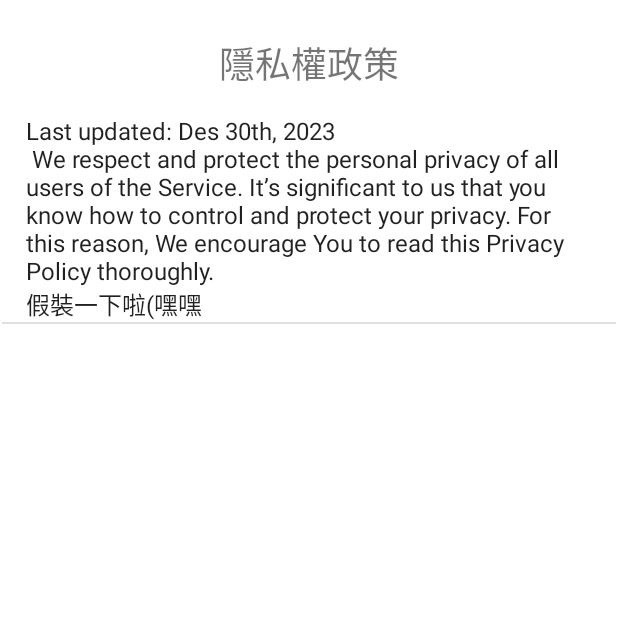
After one commit to Luin1223/Bottom_Navigation, an Android app: the Privacypolicy screen opened directly, with no data from a screen before it, on a phone screen of 412 x 824 dp, the top half of it. The commit adds this screen. Run offline under Robolectric (Android 15) with nearby library versions, the phone set to English and light mode, and no system bars.

Commit message:
我加了隱私!!!

```diff
--- a/app/src/main/AndroidManifest.xml
+++ b/app/src/main/AndroidManifest.xml
@@ -43,6 +43,8 @@
         <activity android:name=".SignUpActivity" />
         <activity android:name=".languages" android:label="languages"/>
         <activity android:name=".FinishActivity" />
+        <activity android:name=".Description" />
+        <activity android:name=".Privacypolicy" />
         <meta-data
             android:name="android.app.lib_name"
             android:value="" />
--- /dev/null
+++ b/app/src/main/java/com/example/bottomnavigation/Privacypolicy.java
@@ -0,0 +1,34 @@
+package com.example.bottomnavigation;
+
+import android.annotation.SuppressLint;
+import android.os.Bundle;
+import android.view.MenuItem;
+import android.widget.ArrayAdapter;
+import android.widget.ListView;
+import android.widget.TextView;
+
+import androidx.appcompat.app.AppCompatActivity;
+
+import org.jetbrains.annotations.Nullable;
+
+public class Privacypolicy extends AppCompatActivity {
+    @Override
+    protected void onCreate(@Nullable Bundle savedInstanceState) {
+        super.onCreate(savedInstanceState);
+        setContentView(R.layout.pp);
+
+        ListView listView = findViewById(R.id.list);
+
+        // Assuming you have a string array
+        String[] textArray = new String[]{
+                getString(R.string.long_text),
+        };
+
+        // Create an ArrayAdapter to populate the ListView
+        ArrayAdapter<String> adapter = new ArrayAdapter<>(this, android.R.layout.simple_list_item_1, textArray);
+
+        // Set the adapter to the ListView
+        listView.setAdapter(adapter);
+
+    }
+}
--- /dev/null
+++ b/app/src/main/res/layout/pp.xml
@@ -0,0 +1,39 @@
+<?xml version="1.0" encoding="utf-8"?>
+<androidx.constraintlayout.widget.ConstraintLayout xmlns:android="http://schemas.android.com/apk/res/android"
+    android:layout_width="match_parent"
+    android:layout_height="match_parent"
+    xmlns:app="http://schemas.android.com/apk/res-auto"
+    xmlns:tools="http://schemas.android.com/tools">
+
+    <TextView
+        android:id="@+id/textView2"
+        android:layout_width="match_parent"
+        android:layout_height="wrap_content"
+        android:layout_alignParentStart="true"
+        android:layout_alignParentEnd="true"
+        android:layout_gravity="center"
+        android:layout_marginStart="24dp"
+        android:layout_marginTop="24dp"
+        android:layout_marginEnd="24dp"
+        android:gravity="center"
+        android:text="@string/privacypolicy"
+        android:textSize="24dp"
+        app:layout_constraintEnd_toEndOf="parent"
+        app:layout_constraintHorizontal_bias="1.0"
+        app:layout_constraintStart_toStartOf="parent"
+        app:layout_constraintTop_toTopOf="parent"
+        tools:ignore="MissingConstraints" />
+
+    <ListView
+        android:id="@+id/list"
+        android:layout_width="409dp"
+        android:layout_height="670dp"
+        android:layout_marginStart="16dp"
+        android:layout_marginTop="16dp"
+        android:layout_marginEnd="16dp"
+        app:layout_constraintEnd_toEndOf="parent"
+        app:layout_constraintStart_toStartOf="parent"
+        app:layout_constraintTop_toBottomOf="@+id/textView2" />
+
+
+</androidx.constraintlayout.widget.ConstraintLayout>
--- a/app/src/main/res/values/strings.xml
+++ b/app/src/main/res/values/strings.xml
@@ -19,7 +19,6 @@
     <string name="create">創建</string>
     <string name="language_selection">語言選擇</string>
     <string name="theme">主題</string>
-    <string name="custom">自訂</string>
     <string name="description">說明</string>
     <string name="share">分享</string>
     <string name="signout">登出</string>
@@ -33,5 +32,9 @@
     <string name="completed">已完成</string>
     <string name="home">首頁</string>
     <string name="settings">設定</string>
+    <string name="privacypolicy">隱私權政策</string>
+    <string name="long_text" translatable="false">
+        Last updated: Des 30th, 2023\n  We respect and protect the personal privacy of all users of the Service. It’s significant to us that you know how to control and protect your privacy. For this reason, We encourage You to read this Privacy Policy thoroughly.\n假裝一下啦(嘿嘿 </string>
+
 
 </resources>
```
Also changed, not shown: app/src/main/java/com/example/bottomnavigation/Description.java (added, +22 -0 lines), app/src/main/java/com/example/bottomnavigation/LibraryFragment.java (+10 -5 lines), app/src/main/res/layout/description.xml (added, +41 -0 lines), 3 other files.
